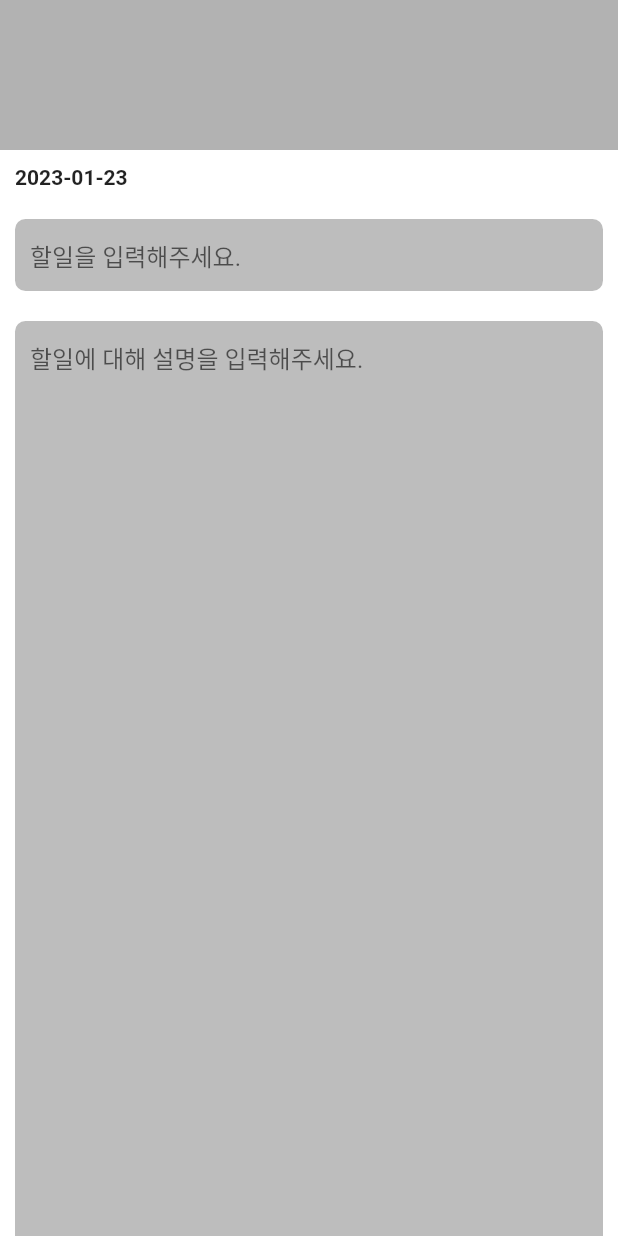
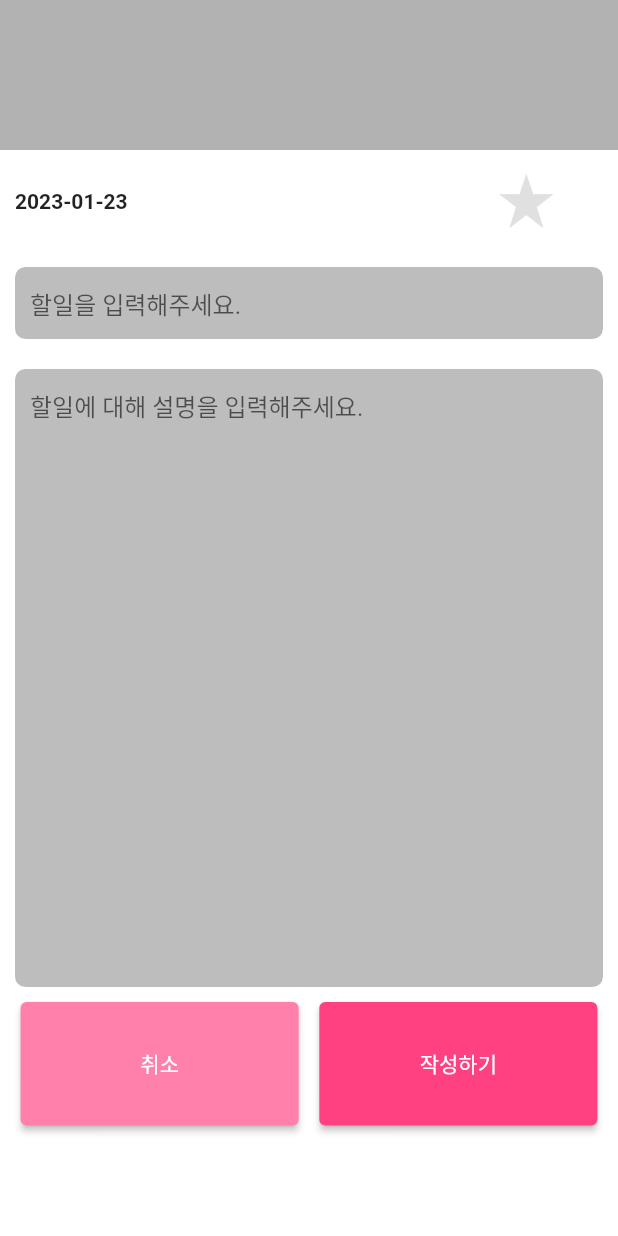
Before and after one commit to geonwoo1/Todo, a Flutter app: the MainPage screen opened directly, after a tap on an icon or button, on a phone screen of 412 x 824 dp. Run offline on Flutter 3.47's test engine with Material 2 defaults, Android fonts, the phone set to English and light mode, and no system bars; our stand-ins replace get, sliding_up_panel, table_calendar.

Commit message:
임시 글 작성 생성

```diff
--- /dev/null
+++ b/lib/controller/WriteController.dart
@@ -0,0 +1,10 @@
+import 'package:get/get.dart';
+import 'package:flutter/material.dart';
+import 'package:todo/controller/TodoCotroller.dart';
+class writeController extends GetxController{
+  RxBool star =false.obs;
+  void colorChange(){
+    star.toggle();
+  }
+
+}
--- a/lib/model/TodoList.dart
+++ b/lib/model/TodoList.dart
@@ -31,21 +31,25 @@ class Content {
     required this.title,
     required this.desc,
     required this.complete,
+    required this.important,
   });
 
   String title;
   String desc;
   bool complete;
+  bool important;
 
   factory Content.fromJson(Map<String, dynamic> json) => Content(
     title: json["title"],
     desc: json["desc"],
     complete: json["complete"],
+    important: json["important"],
   );
 
   Map<String, dynamic> toJson() => {
     "title": title,
     "desc": desc,
     "complete": complete,
+    "important" : important,
   };
 }
--- a/lib/view/MainPage.dart
+++ b/lib/view/MainPage.dart
@@ -26,6 +26,9 @@ class MainPage extends StatelessWidget {
       floatingActionButton: FloatingActionButton(
         onPressed: () {
           Get.to(writePage(),
+            arguments:{
+            "titleArr":controller.titleArr,
+              "completedArr":controller.completedArr},
            opaque: false,
             transition: Transition.downToUp,);
         },
--- a/lib/view/writePage.dart
+++ b/lib/view/writePage.dart
@@ -1,36 +1,67 @@
 import 'package:flutter/material.dart';
 import 'package:get/get.dart';
+import 'package:todo/controller/WriteController.dart';
+import 'package:todo/icons/my_flutter_app_icons.dart';
+import 'package:todo/view/MainPage.dart';
+
+import '../controller/TodoCotroller.dart';
 
 class writePage extends StatelessWidget {
-  const writePage({Key? key}) : super(key: key);
+  writePage({Key? key}) : super(key: key);
 
+
+  final controller = Get.put(writeController());
+  final controller2 = Get.put(TodoController());
   @override
   Widget build(BuildContext context) {
+    var a = Get.arguments;
     final size = MediaQuery.of(context).size;
     final h = size.height;
     final w = size.width;
     return Scaffold(
       backgroundColor: Colors.transparent,
+      resizeToAvoidBottomInset: true,
       body: Stack(
-        children: [Container(
+        children: [
+          Container(
             color: Colors.black.withOpacity(0.3),
-        ),AnimatedPositioned(
+          ),
+          AnimatedPositioned(
             duration: Duration(milliseconds: 200),
             top: 100,
             child: Container(
               width: w,
               height: h,
               color: Colors.white,
-
               child: Column(
                 crossAxisAlignment: CrossAxisAlignment.start,
                 children: [
                   Container(
                       margin: EdgeInsets.all(10),
-                          child: Text("2023-01-23",style: TextStyle(fontWeight: FontWeight.bold),)),
+                      child: Row(
+                        children: [
+                          Text(
+                            "2023-01-23",
+                            style: TextStyle(fontWeight: FontWeight.bold),
+                          ),
+                          Obx(()=>
+                              IconButton(onPressed:(){
+                                controller.colorChange();
+                              },
+                              padding: EdgeInsets.only(left: w*0.6),
+                              icon:controller.star==false ?
+                              Icon(MyFlutterApp.star,color: Colors.grey.shade300,
+                              size: 40,): Icon(MyFlutterApp.star,color: Colors.yellow,
+                                size: 40,)
+
+                              )
+                          )],
+                      )),
                   Container(
                     margin: EdgeInsets.all(10),
-                        padding: const EdgeInsets.symmetric(horizontal: 10,),
+                    padding: const EdgeInsets.symmetric(
+                      horizontal: 10,
+                    ),
                     decoration: BoxDecoration(
                       borderRadius: BorderRadius.circular(7),
                       color: Colors.grey.shade400,
@@ -42,8 +73,8 @@ class writePage extends StatelessWidget {
                       ),
                     ),
                   ),
-                      Expanded(
-                        child: Container(
+                  Container(
+                    height: h * 0.5,
                     margin: EdgeInsets.all(10),
                     padding: const EdgeInsets.symmetric(horizontal: 10),
                     decoration: BoxDecoration(
@@ -59,7 +90,35 @@ class writePage extends StatelessWidget {
                       ),
                     ),
                   ),
-                      )
+                  Row(
+                    mainAxisAlignment: MainAxisAlignment.spaceEvenly,
+                    children: [
+                      Container(
+                        height: h * 0.1,
+                        width: w * 0.45,
+                        child: ElevatedButton(
+                          onPressed: () {},
+                          child: Text("취소"),
+                          style: ElevatedButton.styleFrom(
+                              backgroundColor: Colors.pinkAccent.shade100
+                          ),
+                        ),
+                      ),
+                      Container(
+                          height: h * 0.1,
+                          width: w * 0.45,
+                          child: ElevatedButton(
+                            onPressed: () {
+                              controller2.insertTodo(a['titleArr'],a['completedArr']);
+                              Get.to(MainPage());
+                            },
+                            child: Text("작성하기"),
+                            style: ElevatedButton.styleFrom(
+                              backgroundColor: Colors.pinkAccent
+                            ),
+                          )),
+                    ],
+                  ),
                 ],
               ),
             ),
```
Also changed, not shown: lib/controller/TodoCotroller.dart (+23 -8 lines). Lines whose indentation alone changed are shown as unchanged.
